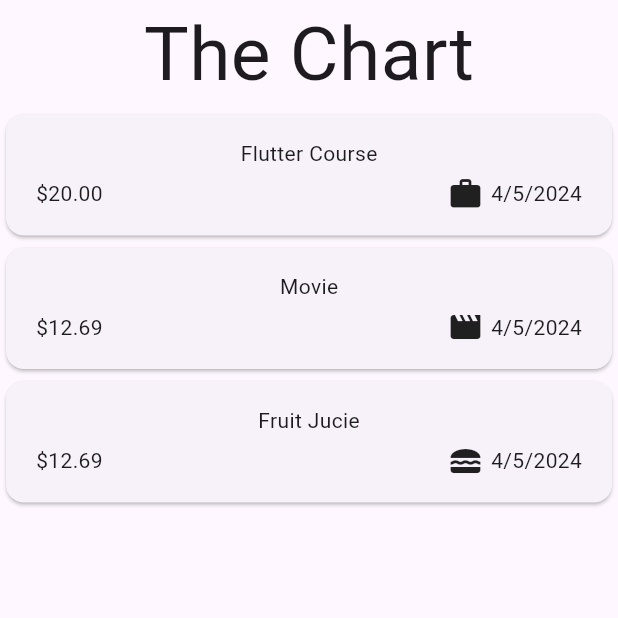
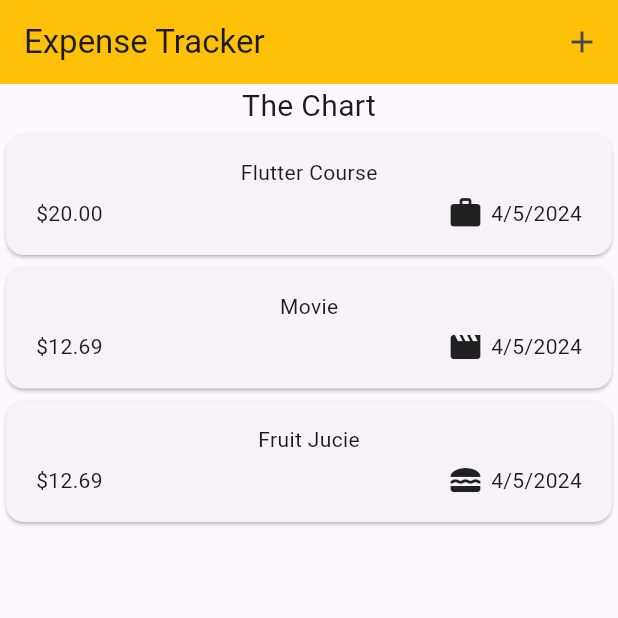
Before and after one commit to ishwar46/everydayFlutter, a Flutter app: the screen it shows after launch, on a phone screen of 412 x 824 dp, the top half of it. Run offline on Flutter 3.47's test engine with Material 3 defaults, Android fonts, the phone set to English and light mode, and no system bars; our stand-ins replace google_fonts.

Commit message:
Appbar and Action Button Added

```diff
--- a/expense_tracker/lib/widgets/expenses.dart
+++ b/expense_tracker/lib/widgets/expenses.dart
@@ -35,12 +35,22 @@ class _ExpensesState extends State<Expenses> {
   @override
   Widget build(BuildContext context) {
     return Scaffold(
+      appBar: AppBar(
+        backgroundColor: Colors.amber,
+        title: const Text('Expense Tracker'),
+        actions: [
+          IconButton(
+            onPressed: () {},
+            icon: const Icon(Icons.add),
+          ),
+        ],
+      ),
       body: Column(
         children: [
           const Text(
             "The Chart",
             style: TextStyle(
-              fontSize: 50,
+              fontSize: 20,
             ),
           ),
           Expanded(child: ExpensesList(expenses: _registeredExpenses)),
```
